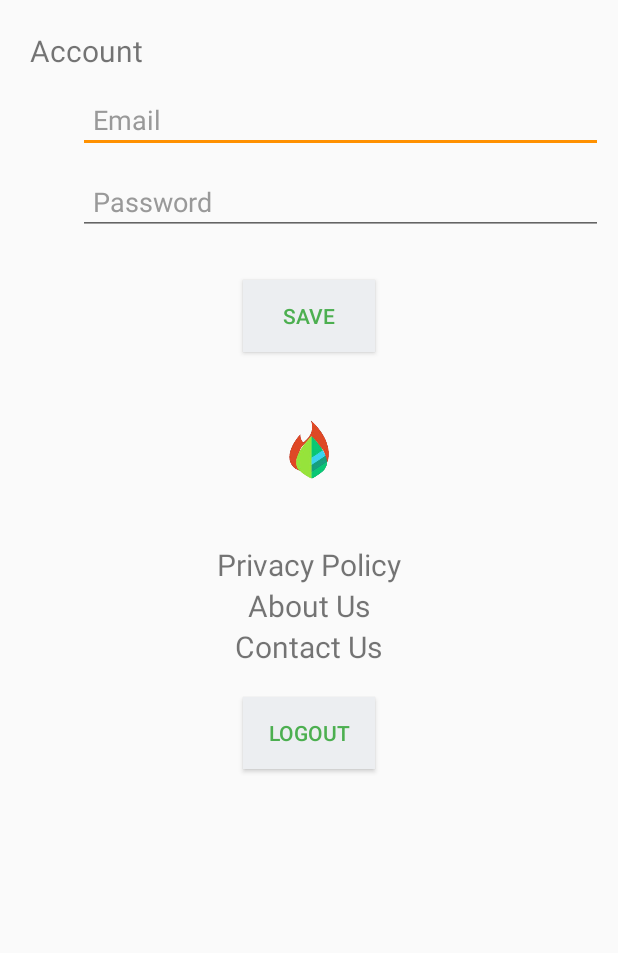
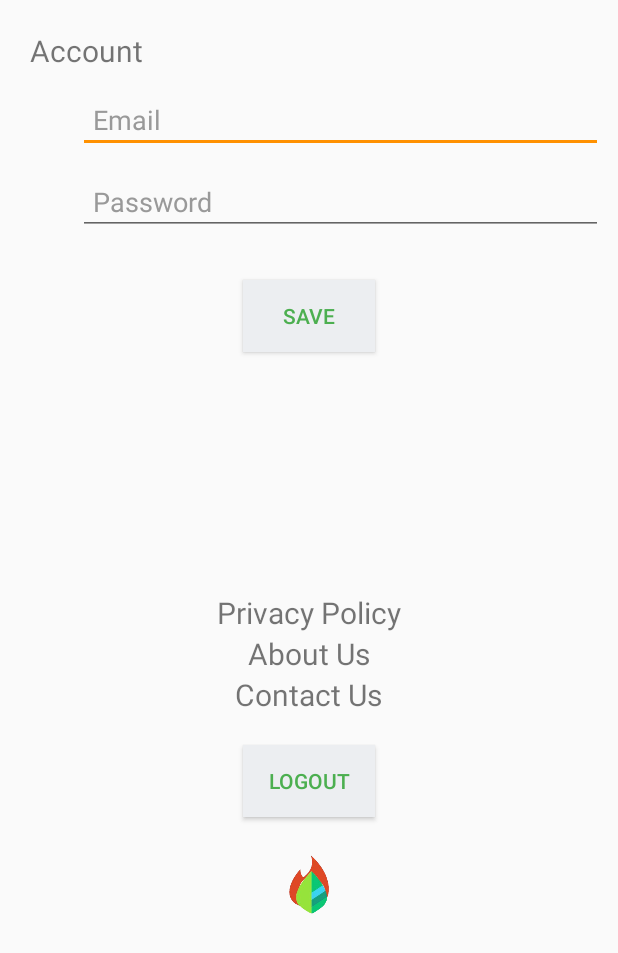
Before and after one commit to lvtrinh/FYRE, an Android app: the layout activity_settings.xml on its own in the app's theme, with its tools: preview values and no code run, on a phone screen of 412 x 824 dp. Shown: the top 953 px of the screen. Run offline under Robolectric (Android 15) with nearby library versions, the phone set to English and light mode, and no system bars.

Commit message:
minor changes to settings

```diff
--- a/app/src/main/res/layout/activity_settings.xml
+++ b/app/src/main/res/layout/activity_settings.xml
@@ -50,13 +50,7 @@
         android:text="SAVE"
         android:textColor="@color/bg_login" />
 
-    <ImageView
-        android:paddingTop="40dp"
-        android:layout_width="wrap_content"
-        android:layout_height="wrap_content"
-        android:src="@mipmap/ic_launcher_fyre"
-        android:layout_gravity="center_horizontal"
-        />
+
 
     <TextView
         android:layout_width="wrap_content"
@@ -65,7 +59,7 @@
         android:text="Privacy Policy"
         android:textSize="20dp"
         android:fontFamily="sans-serif bold"
-        android:layout_marginTop="40dp"
+        android:layout_marginTop="160dp"
   />
 
     <TextView
@@ -98,4 +92,12 @@
         android:text="LOGOUT"
         android:textColor="@color/bg_login" />
 
+    <ImageView
+        android:paddingTop="20dp"
+        android:layout_width="wrap_content"
+        android:layout_height="wrap_content"
+        android:src="@mipmap/ic_launcher_fyre"
+        android:layout_gravity="center_horizontal"
+        />
+
 </LinearLayout>
```
